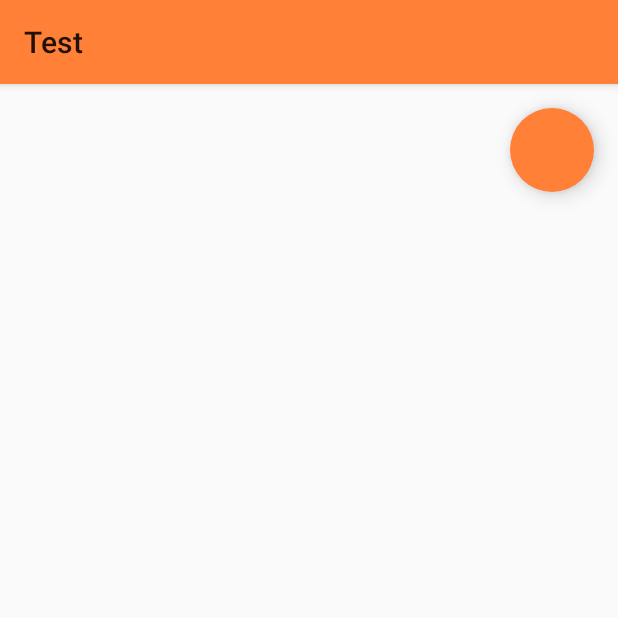
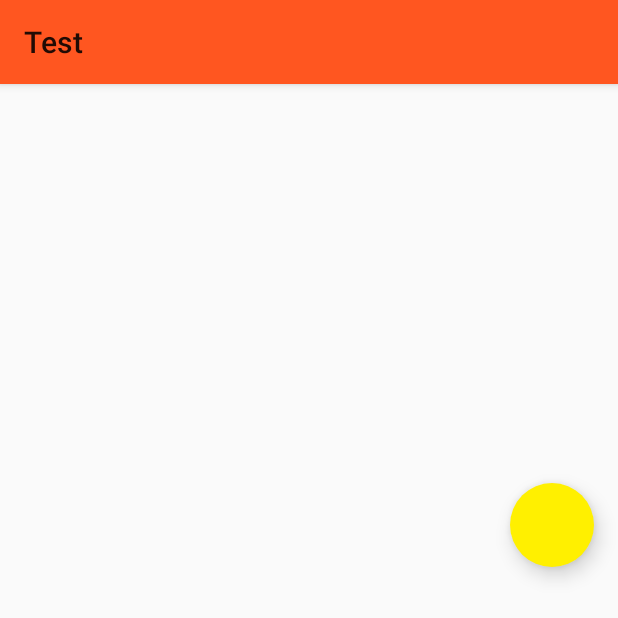
Before and after one commit to saulmm/Curved-Fab-Reveal-Example, an Android app: the screen it shows after launch (MainActivity), on a phone screen of 412 x 824 dp. Shown: the top 618 px of the screen. Run offline under Robolectric (Android 15) with nearby library versions, the phone set to English and light mode, and no system bars.

Commit message:
Improved transition

```diff
--- a/app/src/main/res/drawable/ripple.xml
+++ b/app/src/main/res/drawable/ripple.xml
@@ -2,6 +2,6 @@
 <shape xmlns:android="http://schemas.android.com/apk/res/android"
     android:shape="oval"
     >
-    <solid android:color="@color/brand_primary"/>
+    <solid android:color="#FFF000"/>
 
 </shape>
--- a/app/src/main/res/layout/activity_main.xml
+++ b/app/src/main/res/layout/activity_main.xml
@@ -2,12 +2,21 @@
     xmlns:tools="http://schemas.android.com/tools"
     android:layout_width="match_parent"
     android:layout_height="match_parent"
-    tools:context=".MainActivity">
+    tools:context=".MainActivity"
+    >
+
+    <View
+        android:id="@+id/cover_image"
+        android:layout_width="match_parent"
+        android:layout_height="250dp"
+        />
 
     <FrameLayout
         android:id="@+id/fab_container"
         android:layout_width="match_parent"
-        android:layout_height="200dp"
+        android:layout_height="250dp"
+        android:background="#00FFF000"
+        android:layout_below="@id/cover_image"
         >
 
         <ImageButton
@@ -25,4 +34,6 @@
 
     </FrameLayout>
 
+
+
 </RelativeLayout>
--- a/app/src/main/res/values/colors.xml
+++ b/app/src/main/res/values/colors.xml
@@ -1,4 +1,5 @@
 <?xml version="1.0" encoding="utf-8"?>
 <resources>
-    <color name="brand_primary">#ffff8036</color>
+    <color name="brand_primary">#FF5620</color>
+    <color name="brand_accent">#785447</color>
 </resources>
```
Also changed, not shown: app/src/main/java/saulmm/test/MainActivity.java (+29 -10 lines). Lines whose indentation alone changed are shown as unchanged.
